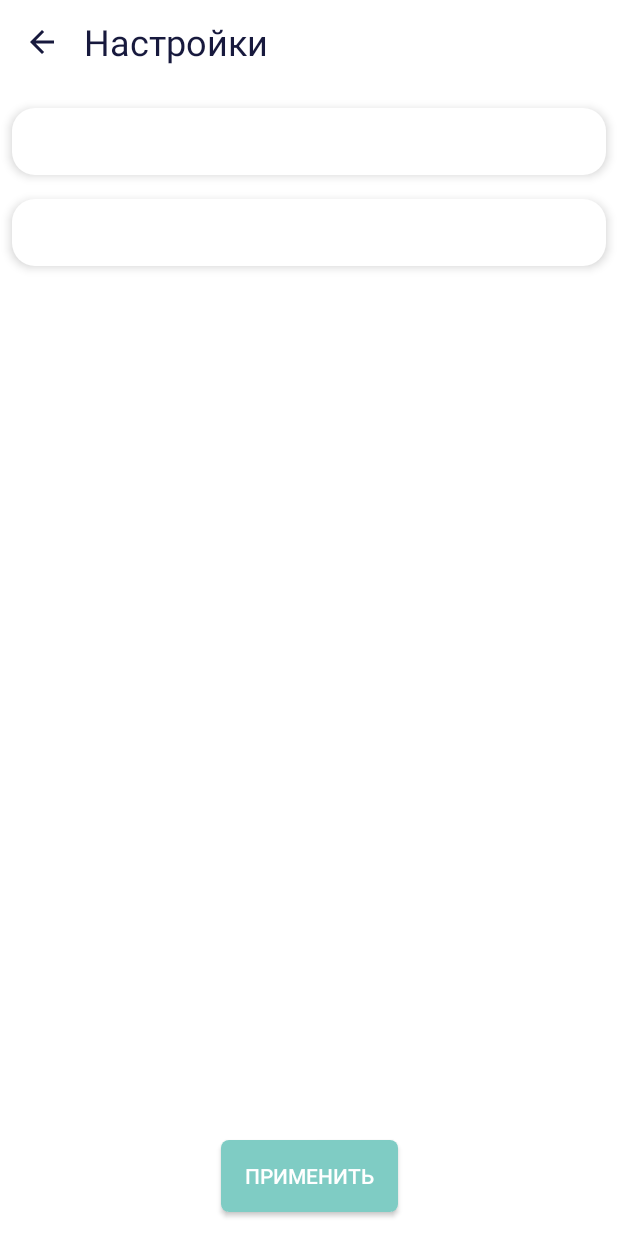
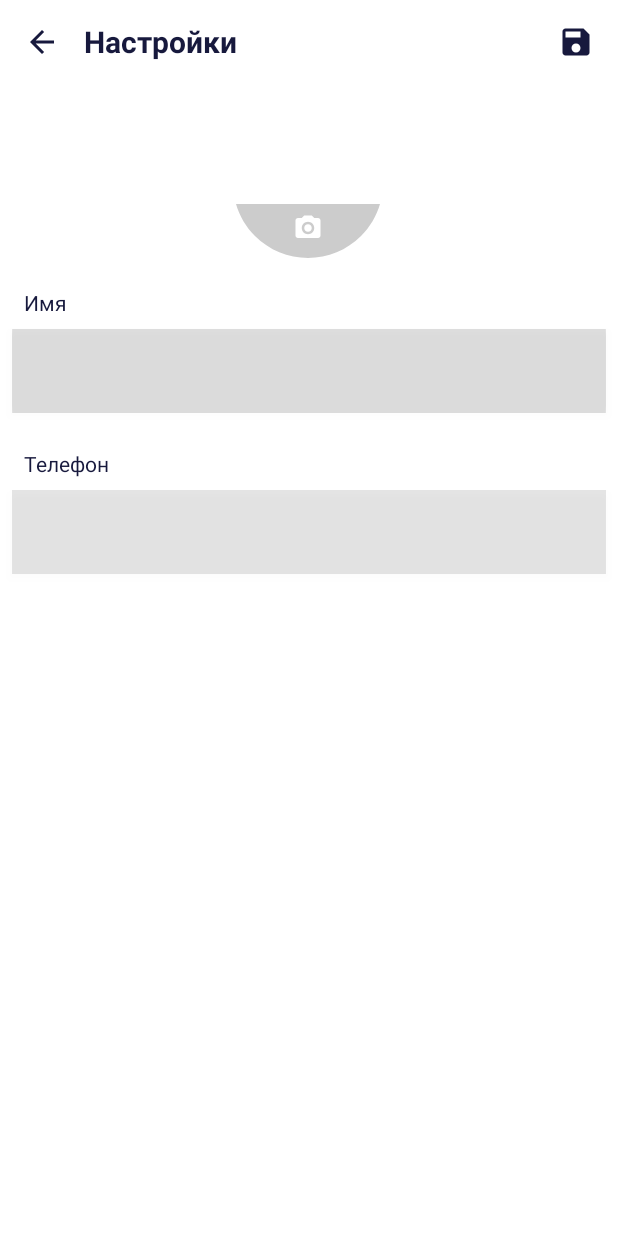
Before and after one commit to RuslanBarcho/LostPet, an Android app: the fragment SettingsFragment shown on its own in the app's theme, on a phone screen of 412 x 824 dp. Run offline under Robolectric (Android 15) with nearby library versions, the phone set to English and light mode, and no system bars; our stand-ins replace RxJava; 1 statement that could not run was skipped.

Commit message:
edited settings design

```diff
--- a/app/src/main/java/io/vinter/lostpet/ui/settings/SettingsFragment.kt
+++ b/app/src/main/java/io/vinter/lostpet/ui/settings/SettingsFragment.kt
@@ -32,7 +32,7 @@ class SettingsFragment : Fragment() {
         settings_phone.hint = preferences.getString("phone_number", "")
         settings_name.hint = preferences.getString("name", "")
 
-        settings_comfirm.setOnClickListener{
+        settings_confirm.setOnClickListener{
             val user = User()
             if (settings_name.text.toString() != "") user.name = settings_name.text.toString()
             if (settings_phone.text.toString() != "") user.phoneNumber = settings_phone.text.toString()
@@ -43,7 +43,7 @@ class SettingsFragment : Fragment() {
             (activity as MainActivity).changeProfilePage(ProfileFragment())
         }
 
-        settings_comfirm.setOnClickListener{
+        settings_confirm.setOnClickListener{
             val user = User()
             if (settings_name.text.toString() != "") user.name = settings_name.text.toString()
             if (settings_phone.text.toString() != "") user.phoneNumber = settings_phone.text.toString()
--- /dev/null
+++ b/app/src/main/res/drawable/background_input_setings.xml
@@ -0,0 +1,17 @@
+<?xml version="1.0" encoding="utf-8"?>
+<ripple xmlns:android="http://schemas.android.com/apk/res/android"
+    android:color="#66000000">
+    <item android:id="@android:id/mask">
+        <shape android:shape="rectangle">
+            <solid android:color="#66000000" />
+            <corners android:radius="0dp" />
+        </shape>
+    </item>
+
+    <item android:id="@android:id/background">
+        <shape>
+            <solid android:color="#1a000000"/>
+            <corners android:radius="0dp" />
+        </shape>
+    </item>
+</ripple>
--- /dev/null
+++ b/app/src/main/res/drawable/ic_profile_pic_edit.xml
@@ -0,0 +1,16 @@
+<vector xmlns:android="http://schemas.android.com/apk/res/android"
+    android:width="100dp"
+    android:height="100dp"
+    android:viewportWidth="100"
+    android:viewportHeight="100">
+  <group>
+    <clip-path android:pathData="M0,64h100v36h-100z M 0,0"/>
+    <path
+        android:pathData="M100 50C100 63.2608 94.7322 75.9785 85.3553 85.3553C75.9785 94.7322 63.2608 100 50 100C36.7392 100 24.0215 94.7322 14.6447 85.3553C5.26785 75.9785 2.00233e-06 63.2608 0 50L50 50H100Z"
+        android:fillColor="#000000"
+        android:fillAlpha="0.2"/>
+    <path
+        android:pathData="M43.3334 73.3333H45.8334L47.5 71.6667H52.5L54.1667 73.3333H56.6667C57.5834 73.3333 58.3334 74.0833 58.3334 75V85C58.3334 85.9167 57.5834 86.6667 56.6667 86.6667H43.3334C42.4167 86.6667 41.6667 85.9167 41.6667 85V75C41.6667 74.0833 42.4167 73.3333 43.3334 73.3333ZM50 75.8333C47.7 75.8333 45.8334 77.7 45.8334 80C45.8334 82.3 47.7 84.1667 50 84.1667C52.3 84.1667 54.1667 82.3 54.1667 80C54.1667 77.7 52.3 75.8333 50 75.8333ZM50 77.5C51.3834 77.5 52.5 78.6167 52.5 80C52.5 81.3833 51.3834 82.5 50 82.5C48.6167 82.5 47.5 81.3833 47.5 80C47.5 78.6167 48.6167 77.5 50 77.5Z"
+        android:fillColor="#ffffff"/>
+  </group>
+</vector>
--- /dev/null
+++ b/app/src/main/res/drawable/ic_save.xml
@@ -0,0 +1,9 @@
+<vector xmlns:android="http://schemas.android.com/apk/res/android"
+    android:width="24dp"
+    android:height="24dp"
+    android:viewportWidth="24"
+    android:viewportHeight="24">
+  <path
+      android:pathData="M15,9H5V5H15V9ZM12,19C10.34,19 9,17.66 9,16C9,14.34 10.34,13 12,13C13.66,13 15,14.34 15,16C15,17.66 13.66,19 12,19ZM17,3H5C3.89,3 3,3.9 3,5V19C3,20.1 3.9,21 5,21H19C20.1,21 21,20.1 21,19V7L17,3Z"
+      android:fillColor="#000000" />
+</vector>
--- a/app/src/main/res/layout/fragment_all_pets.xml
+++ b/app/src/main/res/layout/fragment_all_pets.xml
@@ -30,7 +30,8 @@
                 android:layout_marginTop="8dp"
                 android:text="@string/title_ads"
                 android:textColor="@color/colorAccentDark"
-                android:textSize="24sp" />
+                android:textSize="20sp"
+                android:textStyle="bold" />
 
             <ImageButton
                 android:id="@+id/pets_filter_button"
--- a/app/src/main/res/layout/fragment_favorites.xml
+++ b/app/src/main/res/layout/fragment_favorites.xml
@@ -25,7 +25,8 @@
         android:gravity="center_vertical"
         android:text="@string/favorites"
         android:textColor="@color/colorAccentDark"
-        android:textSize="24sp" />
+        android:textSize="20sp"
+        android:textStyle="bold" />
 
     <android.support.v7.widget.RecyclerView
         android:id="@+id/favorites_recycler"
--- a/app/src/main/res/layout/fragment_profile.xml
+++ b/app/src/main/res/layout/fragment_profile.xml
@@ -22,7 +22,8 @@
             android:layout_marginLeft="16dp"
             android:text="@string/profile"
             android:textColor="@color/colorAccentDark"
-            android:textSize="24sp" />
+            android:textSize="20sp"
+            android:textStyle="bold" />
     </RelativeLayout>
 
     <android.support.v4.widget.NestedScrollView
--- a/app/src/main/res/layout/fragment_settings.xml
+++ b/app/src/main/res/layout/fragment_settings.xml
@@ -5,8 +5,6 @@
     android:layout_width="match_parent"
     android:layout_height="match_parent"
     tools:context=".ui.settings.SettingsFragment">
-
-    <!-- TODO: Update blank fragment layout -->
 
     <ImageButton
         android:id="@+id/settings_back"
@@ -31,18 +29,19 @@
         android:gravity="center_vertical"
         android:text="Настройки"
         android:textColor="@color/colorAccentDark"
-        android:textSize="24sp"
+        android:textSize="20sp"
+        android:textStyle="bold"
         app:layout_constraintStart_toEndOf="@+id/settings_back"
         app:layout_constraintTop_toTopOf="parent" />
 
     <EditText
         android:id="@+id/settings_name"
         android:layout_width="match_parent"
-        android:layout_height="wrap_content"
+        android:layout_height="56dp"
         android:layout_marginEnd="8dp"
         android:layout_marginStart="8dp"
-        android:layout_marginTop="16dp"
-        android:background="@drawable/background_container"
+        android:layout_marginTop="8dp"
+        android:background="@drawable/background_input_setings"
         android:elevation="2dp"
         android:ems="10"
         android:hint="@string/title"
@@ -51,22 +50,22 @@
         android:paddingLeft="16dp"
         android:paddingRight="8dp"
         android:paddingTop="10dp"
-        android:textColor="@color/colorAccentDark"
-        android:textColorHint="@color/colorAccent"
+        android:textColor="@android:color/background_dark"
+        android:textColorHint="@android:color/background_dark"
         android:translationZ="2dp"
         app:layout_constraintEnd_toEndOf="parent"
         app:layout_constraintHorizontal_bias="0.0"
         app:layout_constraintStart_toStartOf="parent"
-        app:layout_constraintTop_toBottomOf="@+id/settings_phone" />
+        app:layout_constraintTop_toBottomOf="@+id/textView8" />
 
     <EditText
         android:id="@+id/settings_phone"
         android:layout_width="match_parent"
-        android:layout_height="wrap_content"
+        android:layout_height="56dp"
         android:layout_marginEnd="8dp"
         android:layout_marginStart="8dp"
-        android:layout_marginTop="16dp"
-        android:background="@drawable/background_container"
+        android:layout_marginTop="8dp"
+        android:background="@drawable/background_input_setings"
         android:elevation="2dp"
         android:ems="10"
         android:hint="@string/title"
@@ -75,26 +74,56 @@
         android:paddingLeft="16dp"
         android:paddingRight="8dp"
         android:paddingTop="10dp"
-        android:textColor="@color/colorAccentDark"
-        android:textColorHint="@color/colorAccent"
+        android:textColor="@android:color/background_dark"
+        android:textColorHint="@android:color/background_dark"
         android:translationZ="2dp"
         app:layout_constraintEnd_toEndOf="parent"
         app:layout_constraintHorizontal_bias="0.0"
         app:layout_constraintStart_toStartOf="parent"
+        app:layout_constraintTop_toBottomOf="@+id/textView9" />
+
+    <ImageView
+        android:id="@+id/imageView4"
+        android:layout_width="wrap_content"
+        android:layout_height="wrap_content"
+        android:layout_marginEnd="8dp"
+        android:layout_marginStart="8dp"
+        android:layout_marginTop="16dp"
+        android:src="@drawable/ic_profile_pic_edit"
+        app:layout_constraintEnd_toEndOf="parent"
+        app:layout_constraintHorizontal_bias="0.498"
+        app:layout_constraintStart_toStartOf="parent"
         app:layout_constraintTop_toBottomOf="@+id/textView7" />
 
-    <Button
-        android:id="@+id/settings_comfirm"
+    <TextView
+        android:id="@+id/textView8"
         android:layout_width="wrap_content"
         android:layout_height="wrap_content"
-        android:layout_marginBottom="16dp"
-        android:layout_marginEnd="8dp"
-        android:layout_marginStart="8dp"
-        android:background="@drawable/background_button_positive"
-        android:paddingLeft="16dp"
-        android:paddingRight="16dp"
-        android:text="Применить"
-        app:layout_constraintBottom_toBottomOf="parent"
+        android:layout_marginStart="16dp"
+        android:layout_marginTop="20dp"
+        android:text="Имя"
+        android:textColor="@color/colorAccentDark"
+        app:layout_constraintStart_toStartOf="parent"
+        app:layout_constraintTop_toBottomOf="@+id/imageView4" />
+
+    <TextView
+        android:id="@+id/textView9"
+        android:layout_width="wrap_content"
+        android:layout_height="wrap_content"
+        android:layout_marginStart="16dp"
+        android:layout_marginTop="24dp"
+        android:text="Телефон"
+        android:textColor="@color/colorAccentDark"
+        app:layout_constraintStart_toStartOf="parent"
+        app:layout_constraintTop_toBottomOf="@+id/settings_name" />
+
+    <ImageButton
+        android:id="@+id/settings_confirm"
+        android:layout_width="56dp"
+        android:layout_height="56dp"
+        android:background="@drawable/ripple_transparent"
+        android:src="@drawable/ic_save"
+        android:tint="@color/colorAccentDark"
         app:layout_constraintEnd_toEndOf="parent"
-        app:layout_constraintStart_toStartOf="parent" />
+        app:layout_constraintTop_toTopOf="parent" />
 </android.support.constraint.ConstraintLayout>
--- a/app/src/main/res/layout/fragment_user_adverts.xml
+++ b/app/src/main/res/layout/fragment_user_adverts.xml
@@ -25,7 +25,8 @@
         android:gravity="center_vertical"
         android:text="@string/my_adverts"
         android:textColor="@color/colorAccentDark"
-        android:textSize="24sp" />
+        android:textSize="20sp"
+        android:textStyle="bold" />
 
     <android.support.v7.widget.RecyclerView
         android:id="@+id/favorites_recycler"
```
